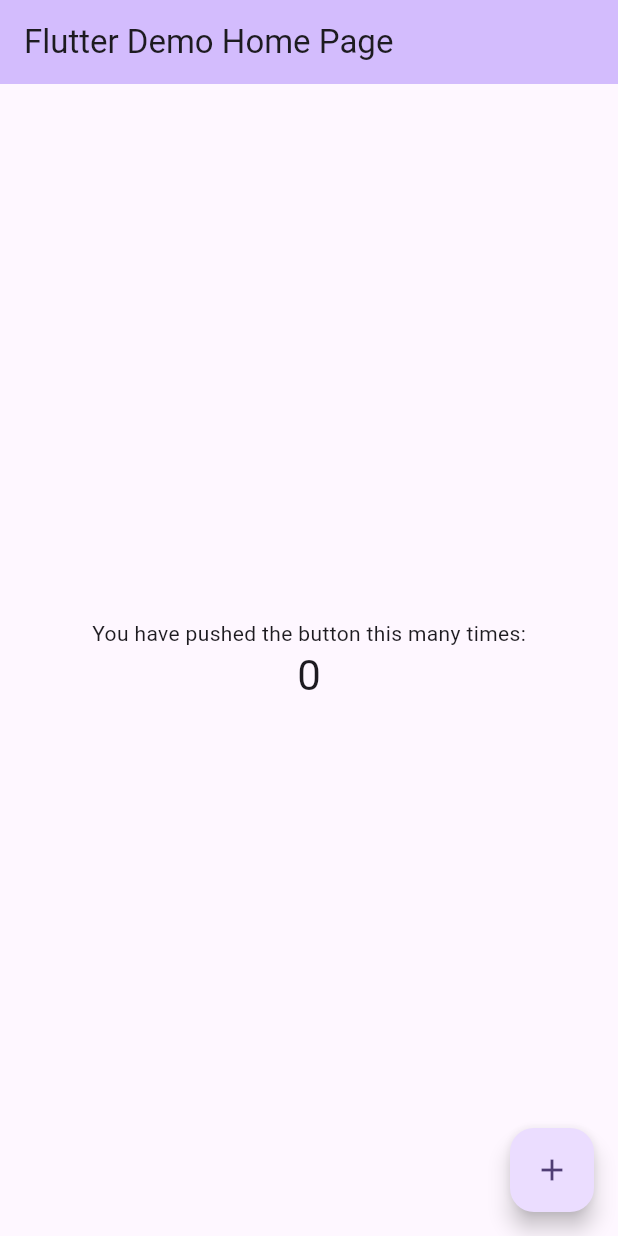
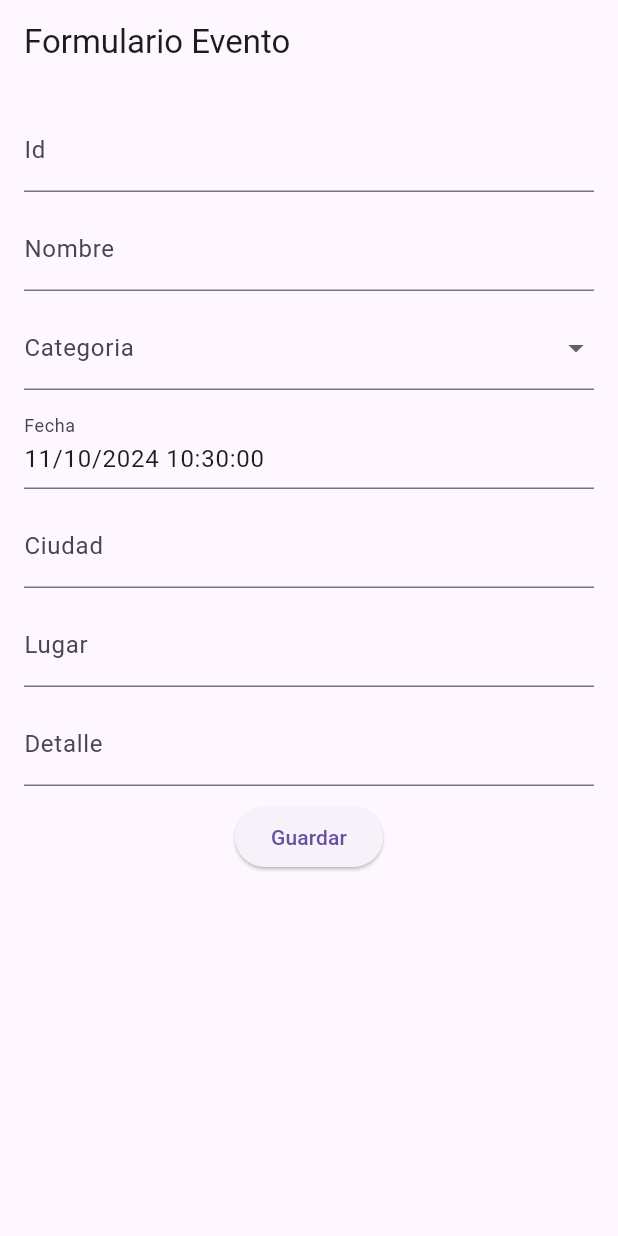
Before and after one commit to PatricioL2022/Actividad2AppMultiplataformaFlutter, a Flutter app: the screen it shows after launch, on a phone screen of 412 x 824 dp. Run offline on Flutter 3.47's test engine with Material 3 defaults, Android fonts, the phone set to English and light mode, and no system bars; drawn by our look-alikes of flutter_form_builder; our stand-ins replace form_builder_validators.

Commit message:
Creacion pantalla listado y formulario

```diff
--- /dev/null
+++ b/events_presentation/lib/assets/constants.dart
@@ -0,0 +1,22 @@
+const String listadoEventos = 'Listado de Eventos';
+const String id = 'Id';
+const String nombre = 'Nombre';
+const String categoria = 'Categoria';
+const String fecha = 'Fecha';
+const String hora = 'Hora';
+const String ciudad = 'Ciudad';
+const String lugar = 'Lugar';
+const String detalle = 'Detalle';
+const String campo = 'El campo';
+const String requerido = 'no puede ser vacío';
+const String idRequerido = "${campo} ${id} ${requerido}";
+const String nombreRequerido = "${campo} ${nombre} ${requerido}";
+const String categoriaRequerido = "${campo} ${categoria} ${requerido}";
+const String fechaRequerido = "${campo} ${fecha} y ${hora} ${requerido}";
+const String ciudadRequerido = "${campo} ${ciudad} ${requerido}";
+const String lugarRequerido = "${campo} ${lugar} ${requerido}";
+const String detalleRequerido = "${campo} ${detalle} ${requerido}";
+const String guardar = 'Guardar';
+const String urlServer = 'http://192.168.100.156:3000/eventos';
+const String mensajeErrorApi = 'Se ha producido un error al llamar a la API REST';
+const String formularioEvento = 'Formulario Evento';
--- /dev/null
+++ b/events_presentation/lib/data/Event.dart
@@ -0,0 +1,62 @@
+import 'dart:convert';
+List<Event> eventsModelFromJson(String str) => List<Event>.from(json.decode(str).map((x) => Event.fromJson(x)));
+
+String eventsModelToJson(List<Event> data) => json.encode(List<dynamic>.from(data.map((x) => x.toJson())));
+
+class Event {
+  final String id;
+  final String nombre;
+  final String categoria;
+  final String fecha;
+  final String hora;
+  final String ciudad;
+  final String lugar;
+  final String detalle;
+
+  const Event({
+    required this.id,
+    required this.nombre,
+    required this.categoria,
+    required this.fecha,
+    required this.hora,
+    required this.ciudad,
+    required this.lugar,
+    required this.detalle,
+  });
+
+  Map<String, dynamic> toJson() => {
+    "id": this.id,
+    "nombre": this.nombre,
+    "categoria": this.categoria,
+    "fecha": this.fecha,
+    "hora": this.hora,
+    "ciudad":this.ciudad,
+    "lugar": this.lugar,
+    "detalle": this.detalle
+  };
+  factory Event.fromJson(Map<String, dynamic> json) {
+    return switch (json) {
+      {
+      'id': String id,
+      'nombre': String nombre,
+      'categoria': String categoria,
+      'fecha': String fecha,
+      'hora': String hora,
+      'ciudad': String ciudad,
+      'lugar': String lugar,
+      'detalle': String detalle
+      } =>
+          Event(
+            id: id,
+            nombre: nombre,
+            categoria: categoria,
+            fecha: fecha,
+            hora: hora,
+            ciudad: ciudad,
+            lugar: lugar,
+            detalle: detalle
+          ),
+      _ => throw const FormatException('Failed to load evento.'),
+    };
+  }
+}
--- /dev/null
+++ b/events_presentation/lib/data/EventProvider.dart
@@ -0,0 +1,13 @@
+import 'package:events_presentation/data/Event.dart';
+import 'package:flutter/cupertino.dart';
+import 'EventHttpService.dart';
+
+class EventProvider extends ChangeNotifier{
+  List<Event> events = [];
+  EventHttpService eventHttpService = EventHttpService();
+
+  void getEventsData() async{
+    events = await eventHttpService.getEvents();
+    notifyListeners();
+  }
+}
--- a/events_presentation/lib/main.dart
+++ b/events_presentation/lib/main.dart
@@ -1,4 +1,9 @@
+import 'package:events_presentation/screens/event_form.dart';
+import 'package:events_presentation/screens/event_screen.dart';
 import 'package:flutter/material.dart';
+import 'package:provider/provider.dart';
+import 'data/EventProvider.dart';
+import 'package:events_presentation/assets/constants.dart' as constants;
 
 void main() {
   runApp(const MyApp());
@@ -11,28 +16,17 @@ class MyApp extends StatelessWidget {
   // This widget is the root of your application.
   @override
   Widget build(BuildContext context) {
-    return MaterialApp(
-      title: 'Flutter Demo',
-      theme: ThemeData(
-        // This is the theme of your application.
-        //
-        // TRY THIS: Try running your application with "flutter run". You'll see
-        // the application has a purple toolbar. Then, without quitting the app,
-        // try changing the seedColor in the colorScheme below to Colors.green
-        // and then invoke "hot reload" (save your changes or press the "hot
-        // reload" button in a Flutter-supported IDE, or press "r" if you used
-        // the command line to start the app).
-        //
-        // Notice that the counter didn't reset back to zero; the application
-        // state is not lost during the reload. To reset the state, use hot
-        // restart instead.
-        //
-        // This works for code too, not just values: Most code changes can be
-        // tested with just a hot reload.
-        colorScheme: ColorScheme.fromSeed(seedColor: Colors.deepPurple),
-        useMaterial3: true,
+    return ChangeNotifierProvider(
+      create: (_) => EventProvider(),
+      child: MaterialApp(
+          title: constants.listadoEventos,
+          debugShowCheckedModeBanner: true,
+          theme: ThemeData(
+            colorScheme: ColorScheme.fromSeed(seedColor: Colors.deepPurple),
+            useMaterial3: true,
+          ),
+          home: EventFormScreen()
       ),
-      home: const MyHomePage(title: 'Flutter Demo Home Page'),
     );
   }
 }
--- /dev/null
+++ b/events_presentation/lib/screens/event_form.dart
@@ -0,0 +1,109 @@
+import 'package:flutter/material.dart';
+import 'package:flutter_form_builder/flutter_form_builder.dart';
+import 'package:events_presentation/assets/constants.dart' as constants;
+import 'package:form_builder_validators/form_builder_validators.dart';
+
+class EventFormScreen extends StatelessWidget {
+  EventFormScreen({super.key});
+  final GlobalKey<FormBuilderState> _formKey = GlobalKey<FormBuilderState>();
+
+  @override
+  Widget build(BuildContext context) {
+    return MaterialApp(
+      home: Scaffold(
+        resizeToAvoidBottomInset : false,
+        appBar: AppBar(title: const Text(constants.formularioEvento)),
+        body: SingleChildScrollView(
+          child: Padding(
+            padding: const EdgeInsets.all(16.0),
+            child: FormBuilder(
+              key: _formKey,
+              child: Column(
+                children: [
+                  FormBuilderTextField(
+                    name: 'id',
+                    decoration: const InputDecoration(labelText: constants.id),
+                    validator: FormBuilderValidators.compose([
+                      FormBuilderValidators.required(errorText: constants.idRequerido)
+                    ]),
+                  ),
+                  const SizedBox(height: 10),
+                  FormBuilderTextField(
+                    name: 'nombre',
+                    decoration: const InputDecoration(labelText: constants.nombre),
+                    validator: FormBuilderValidators.compose([
+                      FormBuilderValidators.required(errorText: constants.nombreRequerido)
+                    ]),
+                  ),
+                  const SizedBox(height: 10),
+                  FormBuilderDropdown(
+                    name: 'categoria',
+                    decoration: const InputDecoration(labelText: constants.categoria),
+                    validator: FormBuilderValidators.compose([
+                      FormBuilderValidators.required(errorText: constants.categoriaRequerido)
+                    ]),
+                    items: ['Male', 'Female', 'Other']
+                        .map(
+                          (gender) => DropdownMenuItem(
+                        value: gender,
+                        child: Text(gender),
+                      ),
+                    )
+                        .toList(),
+                  ),
+                  const SizedBox(height: 10),
+                  FormBuilderDateTimePicker(
+                    name: 'fecha',
+                    decoration: const InputDecoration(labelText: constants.fecha),
+                    validator: FormBuilderValidators.compose([
+                      FormBuilderValidators.required(errorText: constants.fechaRequerido)
+                    ]),
+                    inputType: InputType.both,
+                    initialDate: DateTime.now(),
+                    initialValue: DateTime.now(),
+                    firstDate: DateTime.now()
+                  ),
+                  const SizedBox(height: 10),
+                  FormBuilderTextField(
+                    name: 'ciudad',
+                    decoration: const InputDecoration(labelText: constants.ciudad),
+                    validator: FormBuilderValidators.compose([
+                      FormBuilderValidators.required(errorText: constants.ciudadRequerido)
+                    ]),
+                  ),
+                  const SizedBox(height: 10),
+                  FormBuilderTextField(
+                    name: 'lugar',
+                    decoration: const InputDecoration(labelText: constants.lugar),
+                    validator: FormBuilderValidators.compose([
+                      FormBuilderValidators.required(errorText: constants.lugarRequerido)
+                    ]),
+                  ),
+                  const SizedBox(height: 10),
+                  FormBuilderTextField(
+                    name: 'detalle',
+                    decoration: const InputDecoration(labelText: constants.detalle),
+                    validator: FormBuilderValidators.compose([
+                      FormBuilderValidators.required(errorText: constants.detalleRequerido)
+                    ]),
+                  ),
+
+
+                  const SizedBox(height: 10),
+                  ElevatedButton(
+                    onPressed: () {
+                      if (_formKey.currentState!.saveAndValidate()) {
+                        print(_formKey.currentState!.value.entries.toList());
+                      }
+                    },
+                    child: const Text(constants.guardar),
+                  ),
+                ],
+              ),
+            ),
+          ),
+        )
+      ),
+    );
+  }
+}
--- a/events_presentation/pubspec.yaml
+++ b/events_presentation/pubspec.yaml
@@ -31,6 +31,9 @@ dependencies:
   flutter:
     sdk: flutter
   http: ^0.13.3
+  provider: ^6.1.2
+  flutter_form_builder: ^9.3.0
+  form_builder_validators: ^10.0.1
 
   # The following adds the Cupertino Icons font to your application.
   # Use with the CupertinoIcons class for iOS style icons.
```
Also changed, not shown: events_presentation/lib/data/EventHttpService.dart (added, +18 -0 lines), events_presentation/lib/screens/event_item.dart (added, +40 -0 lines), events_presentation/lib/screens/event_list.dart (added, +47 -0 lines), events_presentation/lib/screens/event_screen.dart (added, +62 -0 lines), events_presentation/pubspec.lock, 1 other file.
